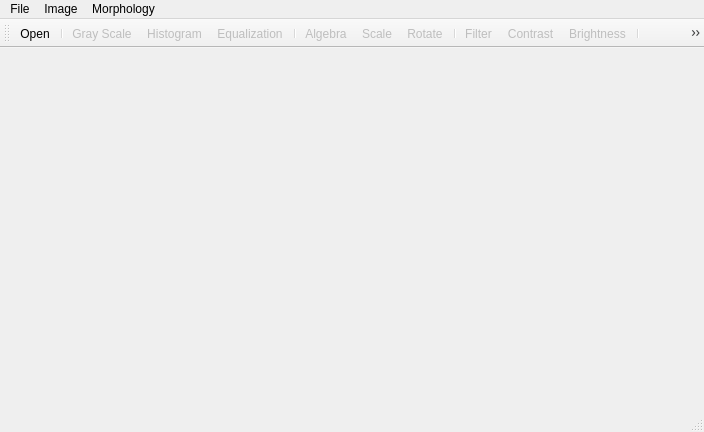
Before: the Qt Designer form src/MainWindow.ui in Ovilia/PIP, drawn with Qt 5.
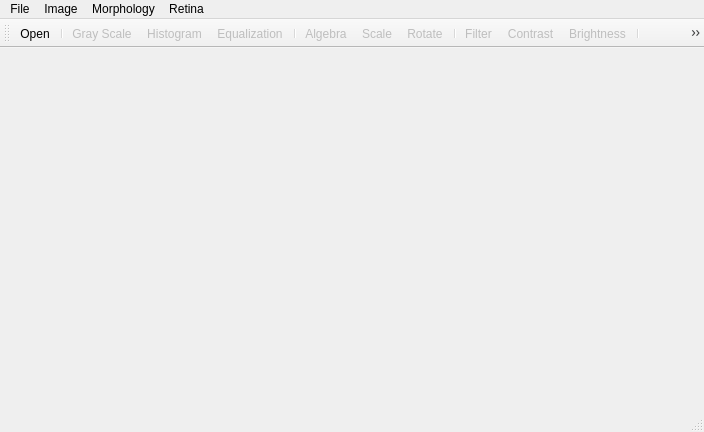
After: the same form once the commit is applied. Icons and pictures are not drawn.

The edit to the form file:
```diff
--- a/src/MainWindow.ui
+++ b/src/MainWindow.ui
@@ -77,11 +77,17 @@
     <addaction name="actionDistance"/>
     <addaction name="actionSkeleton"/>
     <addaction name="actionReconstruct"/>
-    <addaction name="menuEdge_Detection"/>
+   </widget>
+   <widget class="QMenu" name="menuRetina">
+    <property name="title">
+     <string>Retina</string>
+    </property>
+    <addaction name="actionProcess"/>
    </widget>
    <addaction name="menuFile"/>
    <addaction name="menuImage"/>
    <addaction name="menuMorphology"/>
+   <addaction name="menuRetina"/>
   </widget>
   <widget class="QToolBar" name="mainToolBar">
    <property name="enabled">
```
Left out of the diff: 30 changed lines with no effect on the pictures.
